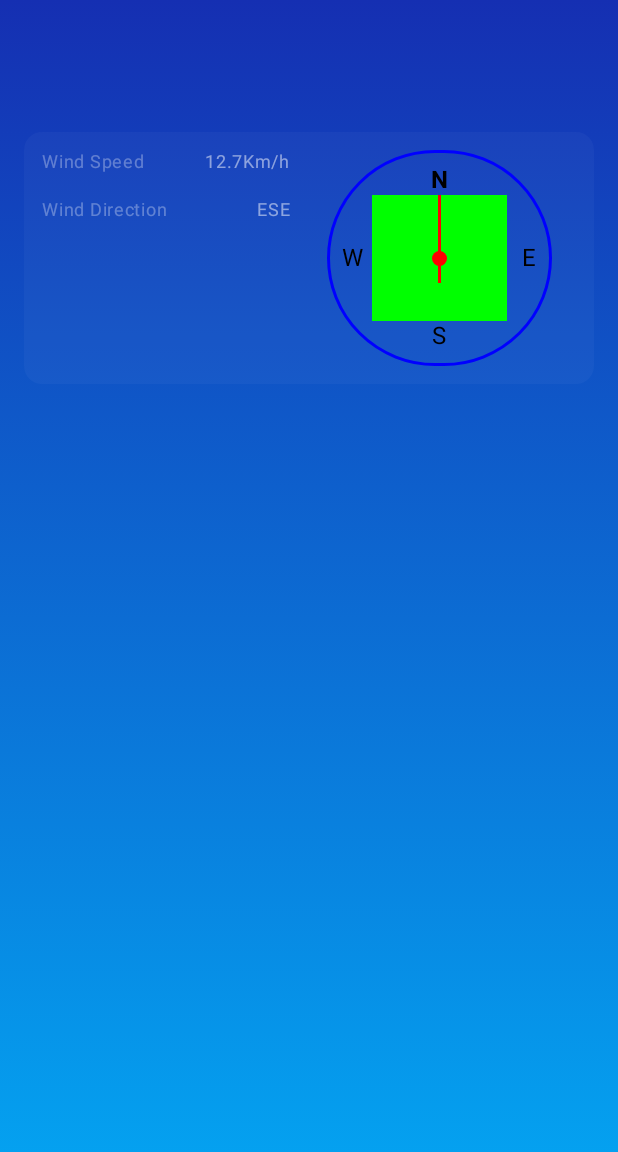
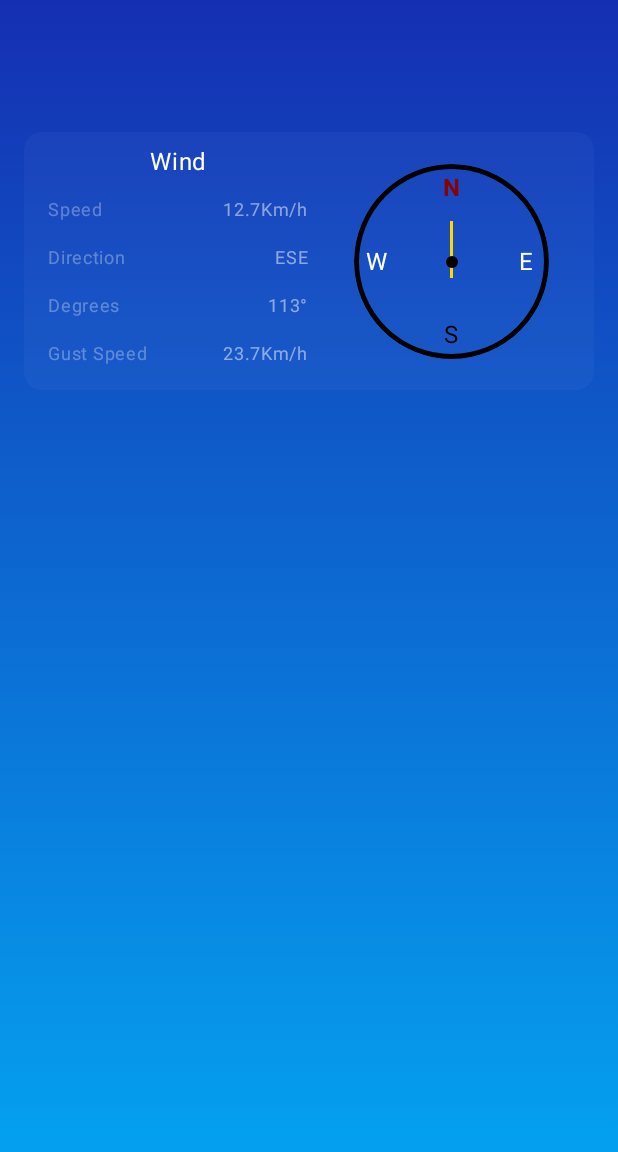
Before and after one commit to KaranJoshi1208/Lil-Cloud, an Android app built with Jetpack Compose: the @Preview function SunnyPreview, on a phone screen of 412 x 824 dp. Shown: the top 1152 px of the screen. Run offline under Robolectric (Android 15) with nearby library versions, the phone set to English and light mode, and no system bars.

Commit message:
Wind Card

```diff
--- a/app/src/main/java/com/karan/lilcloud/composeUI/SunnyScreen.kt
+++ b/app/src/main/java/com/karan/lilcloud/composeUI/SunnyScreen.kt
@@ -1,11 +1,6 @@
 package com.karan.lilcloud.composeUI
 
 import android.app.Application
-import android.graphics.drawable.shapes.Shape
-import androidx.compose.animation.core.LinearEasing
-import androidx.compose.animation.core.animateFloatAsState
-import androidx.compose.animation.core.tween
-import androidx.compose.foundation.Canvas
 import com.karan.lilcloud.R
 import androidx.compose.foundation.Image
 import androidx.compose.foundation.ScrollState
@@ -32,26 +27,15 @@ import androidx.compose.material3.AlertDialog
 import androidx.compose.material3.Card
 import androidx.compose.material3.CardDefaults
 import androidx.compose.material3.Text
-import androidx.compose.runtime.getValue
-import androidx.compose.runtime.setValue
 import androidx.compose.runtime.Composable
-import androidx.compose.runtime.LaunchedEffect
-import androidx.compose.runtime.mutableFloatStateOf
-import androidx.compose.runtime.mutableStateOf
-import androidx.compose.runtime.remember
 import androidx.compose.ui.Alignment
 import androidx.compose.ui.Modifier
 import androidx.compose.ui.draw.blur
 import androidx.compose.ui.draw.clip
-import androidx.compose.ui.draw.rotate
-import androidx.compose.ui.draw.shadow
 import androidx.compose.ui.geometry.Offset
 import androidx.compose.ui.graphics.Brush
 import androidx.compose.ui.graphics.Color
-import androidx.compose.ui.graphics.PaintingStyle.Companion.Stroke
 import androidx.compose.ui.graphics.Shadow
-import androidx.compose.ui.graphics.StrokeCap
-import androidx.compose.ui.graphics.drawscope.Stroke
 import androidx.compose.ui.graphics.vector.ImageVector
 import androidx.compose.ui.res.painterResource
 import androidx.compose.ui.res.vectorResource
@@ -86,7 +70,6 @@ import com.karan.lilcloud.model.accuWeather.GeoPositionResponse.Region
 import com.karan.lilcloud.model.accuWeather.GeoPositionResponse.TimeZone
 import com.karan.lilcloud.ui.theme.LilCloudTheme
 import com.karan.lilcloud.viewModel.WeatherViewModel
-import kotlinx.coroutines.delay
 import kotlin.math.roundToInt
 
 
@@ -369,7 +352,8 @@ fun Wind() {
         Card(
             modifier = Modifier
                 .fillMaxWidth()
-                .height(200.dp)
+                .height(IntrinsicSize.Max)
+//                .height(200.dp)
                 .padding(16.dp)
             ,
             colors = CardDefaults.cardColors(
@@ -385,17 +369,35 @@ fun Wind() {
                     modifier = Modifier
                         .weight(1f)
                         .fillMaxHeight()
-                        .padding(horizontal = 12.dp)
+                        .padding(start = 16.dp, bottom = 12.dp)
                     ,
 
                 ) {
+                    Text(
+                        text = "Wind",
+//                        fontWeight = FontWeight.,
+                        color = Color.White,
+                        modifier = Modifier
+                            .padding(top = 8.dp)
+                            .align(Alignment.CenterHorizontally)
+                    )
                     InfoElement(
-                        name = "Wind Speed",
+                        name = "Speed",
                         value = "12.7" + "Km/h"
                     )
                     InfoElement(
-                        name = "Wind Direction",
+                        name = "Direction",
                         value = "ESE"
+                    )
+
+                    InfoElement(
+                        name = "Degrees",
+                        value = "113" + "°"
+                    )
+
+                    InfoElement(
+                        name = "Gust Speed",
+                        value = "23.7" + "Km/h"
                     )
                 }
 
@@ -404,15 +406,18 @@ fun Wind() {
                         .weight(1f)
                         .fillMaxHeight()
                     ,
+                    horizontalAlignment = Alignment.CenterHorizontally,
+                    verticalArrangement = Arrangement.Center
 
                 ) {
                     Box(
                         contentAlignment = Alignment.Center,
                         modifier = Modifier
                             .padding(12.dp)
-                            .size(150.dp)
-                            .background(Color.Transparent, shape = CircleShape)
-                            .border(2.dp, Color.Blue, shape = CircleShape)
+                            .size(130.dp)
+                            .clip(shape = CircleShape)
+                            .border(width = 3.dp, color = Color.Black, shape = CircleShape)
+
                     ) {
                         // Compass directions
                         Text(
@@ -420,29 +425,29 @@ fun Wind() {
                             fontWeight = FontWeight.Bold,
                             modifier = Modifier
                                 .align(Alignment.TopCenter)
-                                .padding(top = 8.dp),
-                            color = Color.Black
+                                .padding(top = 4.dp),
+                            color = Color(0xFF8B0000)
                         )
                         Text(
                             text = "E",
                             modifier = Modifier
                                 .align(Alignment.CenterEnd)
                                 .padding(end = 10.dp),
-                            color = Color.Black
+                            color = Color.White
                         )
                         Text(
                             text = "S",
                             modifier = Modifier
                                 .align(Alignment.BottomCenter)
-                                .padding(bottom = 8.dp),
+                                .padding(bottom = 4.dp),
                             color = Color.Black
                         )
                         Text(
                             text = "W",
                             modifier = Modifier
                                 .align(Alignment.CenterStart)
-                                .padding(start = 10.dp),
-                            color = Color.Black
+                                .padding(start = 8.dp),
+                            color = Color.White
                         )
 
                         // Needle (arrow)
@@ -451,22 +456,24 @@ fun Wind() {
                             modifier = Modifier
                                 .padding(30.dp)
                                 .fillMaxSize()
-                                .background(Color.Green)
+                                .clip(CircleShape)
                             ,
                             contentAlignment = Alignment.TopCenter
                         ) {
                             Spacer(
                                 modifier = Modifier
+                                    .padding(8.dp)
                                     .fillMaxHeight(0.7f)
                                     .width(2.dp)
-                                    .background(Color.Red)
+                                    .background(Color(0xFFFFD700))
+                                ,
 
                             )
                             Box(
                                 modifier = Modifier
-                                    .size(10.dp)
+                                    .size(8.dp)
                                     .clip(CircleShape)
-                                    .background(Color.Red)
+                                    .background(Color.Black)
                                     .align(Alignment.Center)
                             )
                         }
@@ -713,105 +720,3 @@ class FakeWeatherViewModel : WeatherViewModel(Application()) {
         )
     }
 }
-
-
-@Composable
-fun StylishCompass(windDirection: Float) {
-    Box(
-        modifier = Modifier
-            .fillMaxSize()
-            .padding(16.dp),
-        contentAlignment = Alignment.Center
-    ) {
-        // Outer Circle
-        Canvas(modifier = Modifier.size(250.dp)) {
-            drawCircle(
-                color = Color.LightGray,
-                radius = size.minDimension / 2,
-                style = Stroke(width = 8.dp.toPx())
-            )
-        }
-
-        // Directions (N, E, S, W)
-        Text(
-            text = "N",
-            modifier = Modifier.align(Alignment.TopCenter),
-            fontSize = 20.sp,
-            color = Color.Black
-        )
-        Text(
-            text = "E",
-            modifier = Modifier.align(Alignment.CenterEnd),
-            fontSize = 20.sp,
-            color = Color.Black
-        )
-        Text(
-            text = "S",
-            modifier = Modifier.align(Alignment.BottomCenter),
-            fontSize = 20.sp,
-            color = Color.Black
-        )
-        Text(
-            text = "W",
-            modifier = Modifier.align(Alignment.CenterStart),
-            fontSize = 20.sp,
-            color = Color.Black
-        )
-
-        // Rotating Arrow
-        Box(
-            contentAlignment = Alignment.Center,
-            modifier = Modifier
-                .size(150.dp)
-                .rotate(windDirection) // Apply smooth rotation
-        ) {
-            Canvas(modifier = Modifier.fillMaxSize()) {
-                drawLine(
-                    color = Color.Red,
-                    start = Offset(size.width / 2, size.height),
-                    end = Offset(size.width / 2, size.height / 4),
-                    strokeWidth = 8f,
-                    cap = StrokeCap.Round
-                )
-            }
-        }
-    }
-}
-
-@Composable
-fun CompassScreen() {
-    var windDirection by remember { mutableFloatStateOf(0f) }
-
-    // Smooth wind direction animation
-    val animatedWindDirection by animateFloatAsState(
-        targetValue = windDirection,
-        animationSpec = tween(durationMillis = 1000, easing = LinearEasing), label = ""
-    )
-
-    LaunchedEffect(Unit) {
-        while (true) {
-            windDirection = (0..360).random().toFloat() // Random wind direction
-            delay(2000L) // Change direction every 2 seconds
-        }
-    }
-
-    StylishCompass(windDirection = animatedWindDirection)
-}
-
-
-//@Preview
-//@Composable
-//fun PreviewCompass() {
-//    var windDirection by remember { mutableFloatStateOf(0f) }
-//
-//    // Simulate wind direction changes smoothly
-//    LaunchedEffect(Unit) {
-//        while (true) {
-//            windDirection += 1f
-//            if (windDirection >= 360f) windDirection = 0f
-//            delay(16L) // ~60 FPS
-//        }
-//    }
-//
-//    StylishCompass(windDirection = windDirection)
-//}
```
